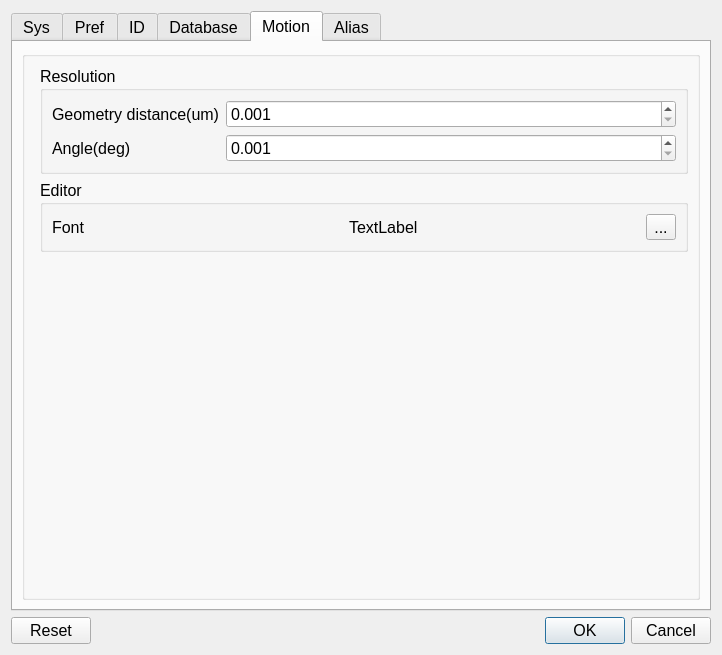
The window that source/wnd/ui/syspref.ui (ww4u/megarobostudio) describes before a commit, drawn with Qt 5.
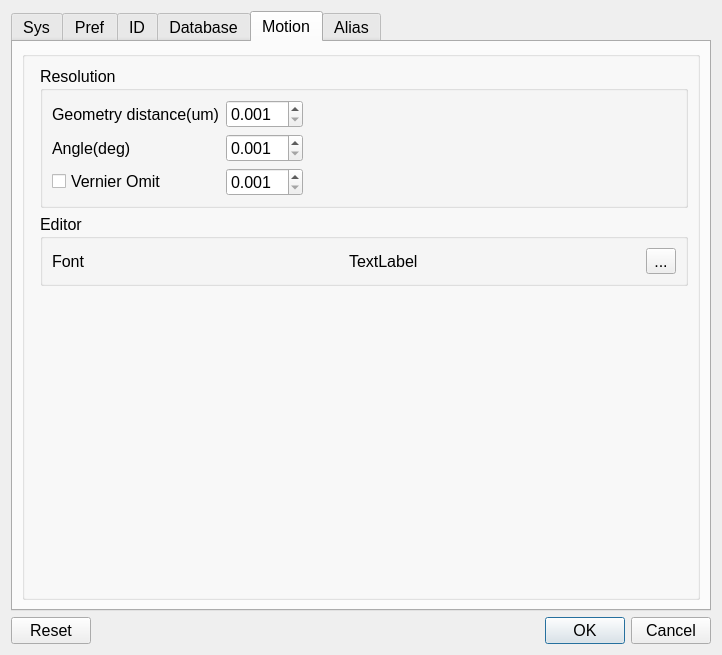
The same window after the commit. The open tabs and pages were chosen to show the change. Icons and pictures are not drawn. Custom widgets are drawn as their Qt base class.

The edit to the form file:
```diff
--- a/source/wnd/ui/syspref.ui
+++ b/source/wnd/ui/syspref.ui
@@ -1634,11 +1634,36 @@
             <property name="title">
              <string>Resolution</string>
             </property>
-            <layout class="QFormLayout" name="formLayout_9">
-             <item row="1" column="0">
-              <widget class="QLabel" name="label_43">
-               <property name="text">
-                <string>Angle(deg)</string>
+            <layout class="QGridLayout" name="gridLayout_9">
+             <item row="2" column="1">
+              <widget class="QDoubleSpinBox" name="spinOmit">
+               <property name="toolTip">
+                <string>Omit when less than angle</string>
+               </property>
+               <property name="decimals">
+                <number>3</number>
+               </property>
+               <property name="minimum">
+                <double>0.001000000000000</double>
+               </property>
+               <property name="maximum">
+                <double>90.000000000000000</double>
+               </property>
+              </widget>
+             </item>
+             <item row="0" column="1">
+              <widget class="QDoubleSpinBox" name="spinDistanceError">
+               <property name="toolTip">
+                <string>Geometry Distance</string>
+               </property>
+               <property name="decimals">
+                <number>3</number>
+               </property>
+               <property name="minimum">
+                <double>0.001000000000000</double>
+               </property>
+               <property name="maximum">
+                <double>10.000000000000000</double>
                </property>
               </widget>
              </item>
@@ -1662,19 +1687,36 @@
                </property>
               </widget>
              </item>
-             <item row="0" column="1">
-              <widget class="QDoubleSpinBox" name="spinDistanceError">
-               <property name="decimals">
-                <number>3</number>
+             <item row="1" column="0">
+              <widget class="QLabel" name="label_43">
+               <property name="text">
+                <string>Angle(deg)</string>
                </property>
-               <property name="minimum">
-                <double>0.001000000000000</double>
+              </widget>
+             </item>
+             <item row="2" column="0">
+              <widget class="QCheckBox" name="chkOmit">
+               <property name="layoutDirection">
+                <enum>Qt::LeftToRight</enum>
                </property>
-               <property name="maximum">
-                <double>10.000000000000000</double>
+               <property name="text">
+                <string>Vernier Omit</string>
                </property>
               </widget>
              </item>
+             <item row="0" column="2">
+              <spacer name="horizontalSpacer_7">
+               <property name="orientation">
+                <enum>Qt::Horizontal</enum>
+               </property>
+               <property name="sizeHint" stdset="0">
+                <size>
+                 <width>40</width>
+                 <height>20</height>
+                </size>
+               </property>
+              </spacer>
+             </item>
             </layout>
            </widget>
           </item>
```
Left out of the diff: 50 changed lines with no effect on the pictures.
